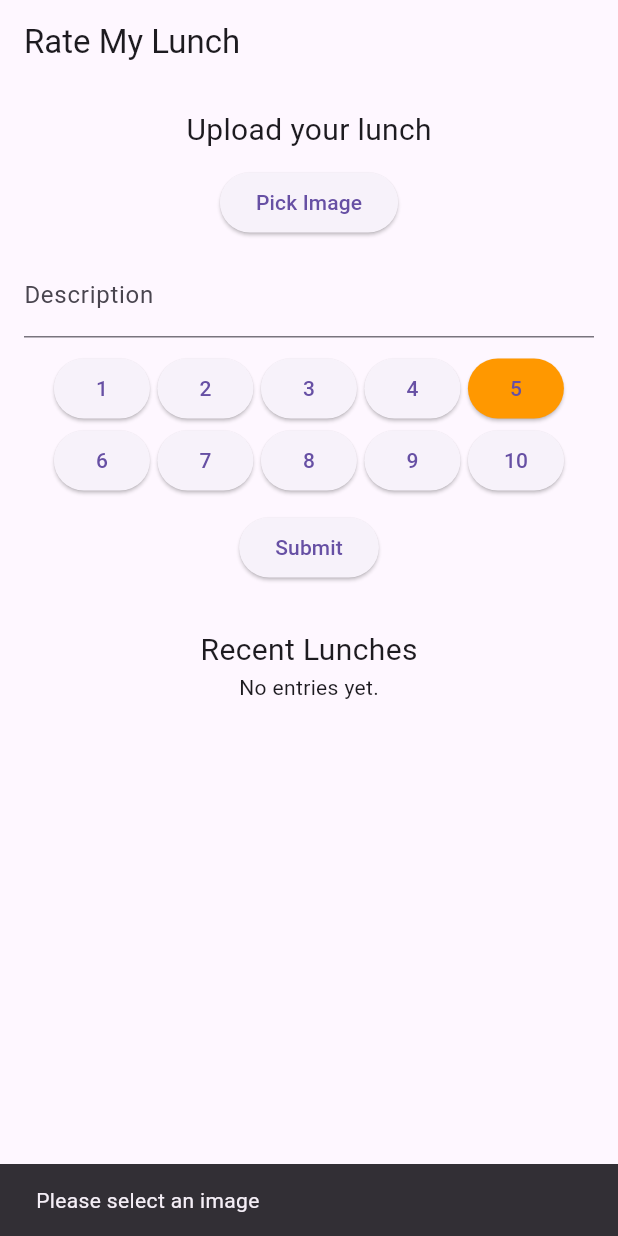
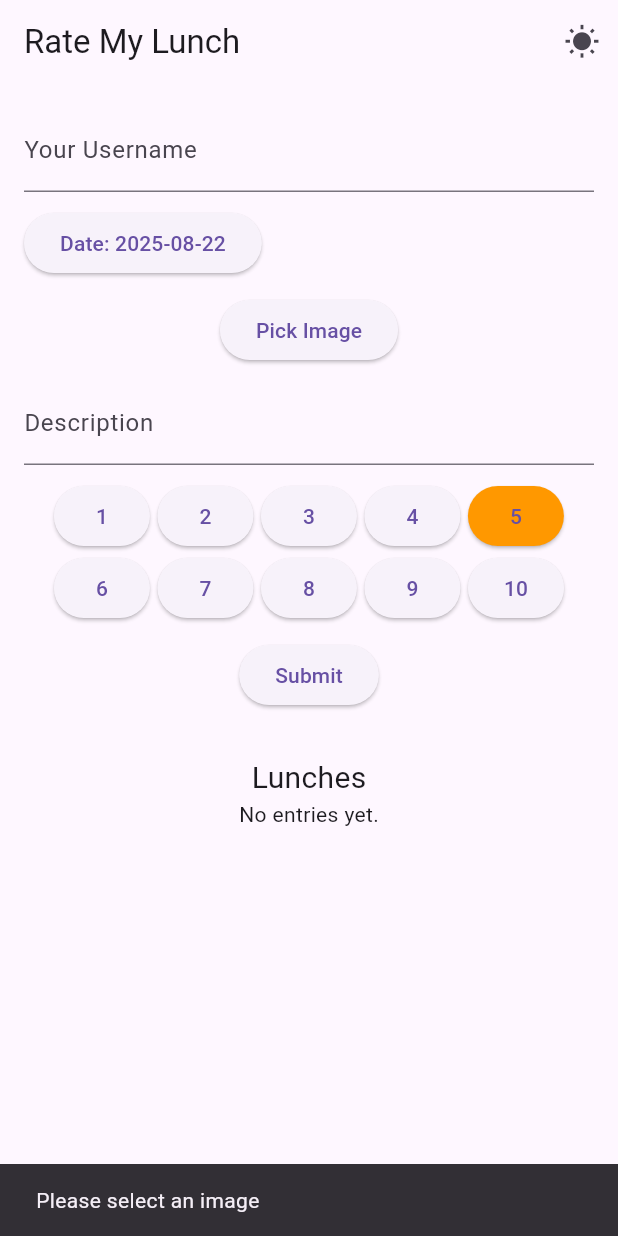
Before and after one commit to Ahad-Imtiaz/rate_my_lunch, a Flutter app: the screen it shows after launch, after a tap on "Submit", on a phone screen of 412 x 824 dp. Run offline on Flutter 3.47's test engine with Material 3 defaults, Android fonts, the phone set to English and light mode, and no system bars; our stand-ins replace cloud_firestore, file_picker, firebase_core, firebase_storage; accounts and stored records are empty.

Commit message:
Added some features

```diff
--- a/lib/main.dart
+++ b/lib/main.dart
@@ -14,8 +14,7 @@ void main() async {
       apiKey: "AIzaSyBxuNHhZdedxLnetQqQ8evQGOLph29ixqs",
       authDomain: "ratemylunch-2270c.firebaseapp.com",
       projectId: "ratemylunch-2270c",
-      // storageBucket: "ratemylunch-2270c.firebasestorage.app",
-      storageBucket: "ratemylunch-2270c.appspot.com",
+      storageBucket: "ratemylunch-2270c.firebasestorage.app",
       messagingSenderId: "702467284612",
       appId: "1:702467284612:web:50bbc8b5d93397966eacd1",
       measurementId: "G-X2G80G0F26",
@@ -25,21 +24,34 @@ void main() async {
   runApp(const MyApp());
 }
 
-class MyApp extends StatelessWidget {
+class MyApp extends StatefulWidget {
   const MyApp({super.key});
+
+  @override
+  State<MyApp> createState() => _MyAppState();
+}
+
+class _MyAppState extends State<MyApp> {
+  bool isDarkMode = false;
 
   @override
   Widget build(BuildContext context) {
     return MaterialApp(
       title: 'Rate My Lunch',
-      theme: ThemeData(primarySwatch: Colors.orange),
-      home: const LunchPage(),
+      theme: isDarkMode ? ThemeData.dark() : ThemeData(primarySwatch: Colors.orange),
+      home: LunchPage(
+        isDarkMode: isDarkMode,
+        onThemeToggle: () => setState(() => isDarkMode = !isDarkMode),
+      ),
     );
   }
 }
 
 class LunchPage extends StatefulWidget {
-  const LunchPage({super.key});
+  final bool isDarkMode;
+  final VoidCallback onThemeToggle;
+
+  const LunchPage({super.key, required this.isDarkMode, required this.onThemeToggle});
 
   @override
   LunchPageState createState() => LunchPageState();
@@ -50,32 +62,27 @@ class LunchPageState extends State<LunchPage> {
   String description = '';
   Uint8List? imageBytes;
   bool isLoading = false;
-  final userId = "user1"; // Replace with actual user identifier if needed
+  String userId = 'user1';
+  DateTime? selectedDate;
 
-  // Upload image and save entry
+  // Track selected entries for average calculation
+  final Set<String> selectedEntries = {};
+
   Future<void> submitEntry() async {
-    print('----- Starting submit');
-
     if (imageBytes == null) {
-      print('----- No image');
       ScaffoldMessenger.of(context).showSnackBar(const SnackBar(content: Text('Please select an image')));
       return;
     }
 
-    setState(() {
-      print('----- setting loading state');
-      isLoading = true;
-    });
+    setState(() => isLoading = true);
 
     try {
-      print('----- Attempting to upload data');
-
       final fileName = 'lunch_images/${DateTime.now().toIso8601String()}_$userId.jpg';
       final ref = FirebaseStorage.instance.ref().child(fileName);
       await ref.putData(imageBytes!);
       final imageUrl = await ref.getDownloadURL();
 
-      final date = DateTime.now().toIso8601String().split('T')[0];
+      final date = (selectedDate ?? DateTime.now()).toIso8601String().split('T')[0];
 
       await FirebaseFirestore.instance.collection('lunch_entries').add({
         'user': userId,
@@ -85,25 +92,18 @@ class LunchPageState extends State<LunchPage> {
         'image_url': imageUrl,
       });
 
-      // Reset form
       setState(() {
-        print('----- Resetting form');
-
         rating = 5;
         description = '';
         imageBytes = null;
       });
-
-      print('----- Finished submit');
     } catch (e) {
-      print('Error: $e');
       ScaffoldMessenger.of(context).showSnackBar(const SnackBar(content: Text('Error uploading entry')));
     }
 
     setState(() => isLoading = false);
   }
 
-  // Pick image
   Future<void> pickImage() async {
     final result = await FilePicker.platform.pickFiles(type: FileType.image);
     if (result != null) {
@@ -113,19 +113,81 @@ class LunchPageState extends State<LunchPage> {
     }
   }
 
+  Future<void> pickDate() async {
+    final picked = await showDatePicker(
+      context: context,
+      initialDate: selectedDate ?? DateTime.now(),
+      firstDate: DateTime(2020),
+      lastDate: DateTime.now(),
+    );
+    if (picked != null) {
+      setState(() => selectedDate = picked);
+    }
+  }
+
+  void showEntryDetails(Map<String, dynamic> data) {
+    showDialog(
+      context: context,
+      builder: (_) => AlertDialog(
+        title: Text('${data['user']} - Rating: ${data['rating']}'),
+        content: Column(
+          mainAxisSize: MainAxisSize.min,
+          children: [
+            InteractiveViewer(
+              panEnabled: true,
+              minScale: 1,
+              maxScale: 5,
+              child: Image.network(data['image_url'], height: 200),
+            ),
+            const SizedBox(height: 10),
+            Text(data['description']),
+            const SizedBox(height: 10),
+            Text('Date: ${data['date']}'),
+          ],
+        ),
+        actions: [
+          TextButton(onPressed: () => Navigator.pop(context), child: const Text('Close')),
+        ],
+      ),
+    );
+  }
+
   @override
   Widget build(BuildContext context) {
     final today = DateTime.now();
     final sevenDaysAgo = today.subtract(const Duration(days: 7));
 
+    final filterDate = selectedDate ?? today;
+
     return Scaffold(
-      appBar: AppBar(title: const Text('Rate My Lunch')),
+      appBar: AppBar(
+        title: const Text('Rate My Lunch'),
+        actions: [
+          IconButton(
+            icon: Icon(widget.isDarkMode ? Icons.nights_stay : Icons.wb_sunny),
+            onPressed: widget.onThemeToggle,
+          ),
+        ],
+      ),
       body: SingleChildScrollView(
         padding: const EdgeInsets.all(16),
         child: Column(
           children: [
-            // Upload form
-            const Text('Upload your lunch', style: TextStyle(fontSize: 20)),
+            TextField(
+              decoration: const InputDecoration(labelText: 'Your Username'),
+              onChanged: (val) => userId = val,
+            ),
+            const SizedBox(height: 10),
+            Row(
+              children: [
+                ElevatedButton(
+                  onPressed: pickDate,
+                  child: Text('Date: ${filterDate.toIso8601String().split('T')[0]}'),
+                ),
+                if (selectedDate != null)
+                  IconButton(icon: const Icon(Icons.clear), onPressed: () => setState(() => selectedDate = null)),
+              ],
+            ),
             const SizedBox(height: 10),
             ElevatedButton(
               onPressed: pickImage,
@@ -138,7 +200,6 @@ class LunchPageState extends State<LunchPage> {
               onChanged: (val) => description = val,
             ),
             const SizedBox(height: 10),
-
             Wrap(
               spacing: 5,
               children: List.generate(10, (index) {
@@ -156,32 +217,72 @@ class LunchPageState extends State<LunchPage> {
               child: Text(isLoading ? 'Uploading...' : 'Submit'),
             ),
             const SizedBox(height: 30),
-
-            // Display past 7 days entries
-            const Text('Recent Lunches', style: TextStyle(fontSize: 20)),
+            const Text('Lunches', style: TextStyle(fontSize: 20)),
             StreamBuilder<QuerySnapshot>(
               stream: FirebaseFirestore.instance
                   .collection('lunch_entries')
                   .where('date', isGreaterThanOrEqualTo: sevenDaysAgo.toIso8601String().split('T')[0])
-                  .orderBy('date', descending: true)
                   .snapshots(),
               builder: (context, snapshot) {
                 if (!snapshot.hasData) return const CircularProgressIndicator();
                 final docs = snapshot.data!.docs;
+
                 if (docs.isEmpty) return const Text('No entries yet.');
 
+                final filteredDocs = docs.where((doc) {
+                  final data = doc.data() as Map<String, dynamic>;
+                  return data['date'] == filterDate.toIso8601String().split('T')[0];
+                }).toList();
+
+                // Sort by rating descending
+                filteredDocs.sort((a, b) {
+                  final dataA = a.data() as Map<String, dynamic>;
+                  final dataB = b.data() as Map<String, dynamic>;
+                  return (dataB['rating'] as int).compareTo(dataA['rating'] as int);
+                });
+
+                // Calculate average based on selected entries
+                double averageRating = 0;
+                final selectedDocs = filteredDocs.where((doc) => selectedEntries.contains(doc.id)).toList();
+                if (selectedDocs.isNotEmpty) {
+                  final total = selectedDocs.fold<int>(0, (sum, doc) {
+                    final data = doc.data() as Map<String, dynamic>;
+                    return sum + (data['rating'] as int);
+                  });
+                  averageRating = total / selectedDocs.length;
+                }
+
                 return Column(
-                  children: docs.map((doc) {
+                  children: [
+                    Text('Average Rating: ${averageRating.toStringAsFixed(1)} / 10',
+                        style: const TextStyle(fontSize: 18, fontWeight: FontWeight.bold)),
+                    const Text('(Select lunches to claculate average rating.)'),
+                    const Text('(Long click on lunch to open details.)'),
+                    const SizedBox(height: 10),
+                    ...filteredDocs.map((doc) {
                       final data = doc.data() as Map<String, dynamic>;
+                      final isSelected = selectedEntries.contains(doc.id);
                       return Card(
                         margin: const EdgeInsets.symmetric(vertical: 8),
+                        color: isSelected ? Colors.orange[100] : null,
                         child: ListTile(
-                        leading: Image.network(data['image_url'], width: 50),
+                          leading: Image.network(data['image_url'], width: 50, height: 50, fit: BoxFit.cover),
                           title: Text('${data['user']} - Rating: ${data['rating']}'),
                           subtitle: Text('${data['description']}\nDate: ${data['date']}'),
+                          onTap: () {
+                            setState(() {
+                              if (isSelected) {
+                                selectedEntries.remove(doc.id);
+                              } else {
+                                selectedEntries.add(doc.id);
+                              }
+                            });
+                          },
+                          onLongPress: () => showEntryDetails(data),
                         ),
                       );
-                  }).toList(),
+                    }),
+                  ],
                 );
               },
             ),
```
Lines whose indentation alone changed are shown as unchanged.
